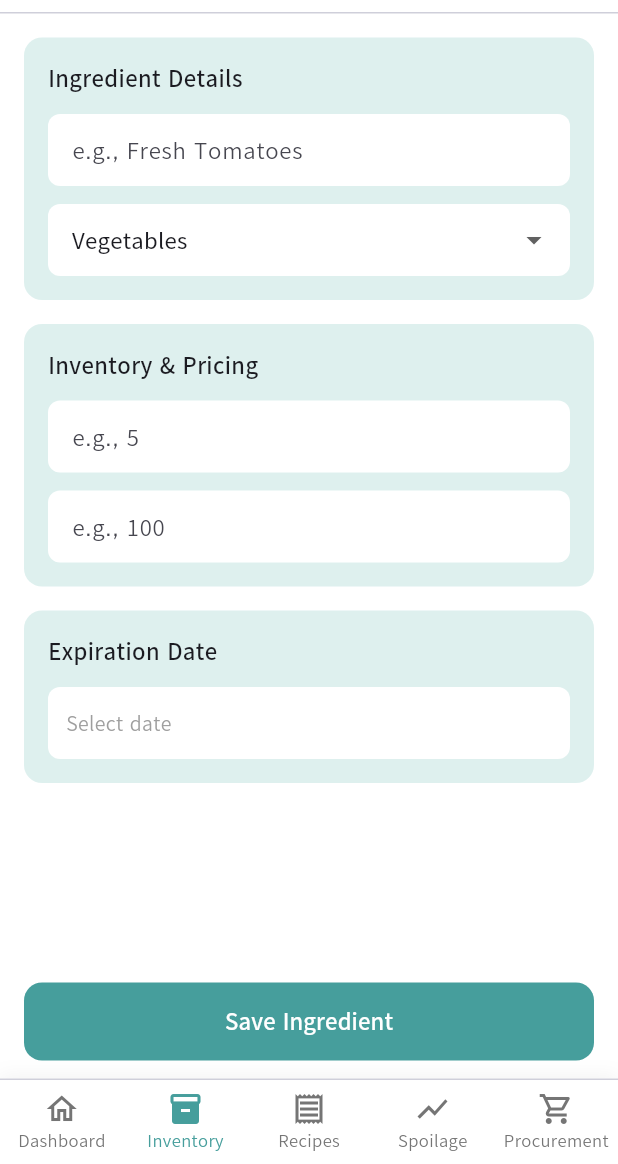
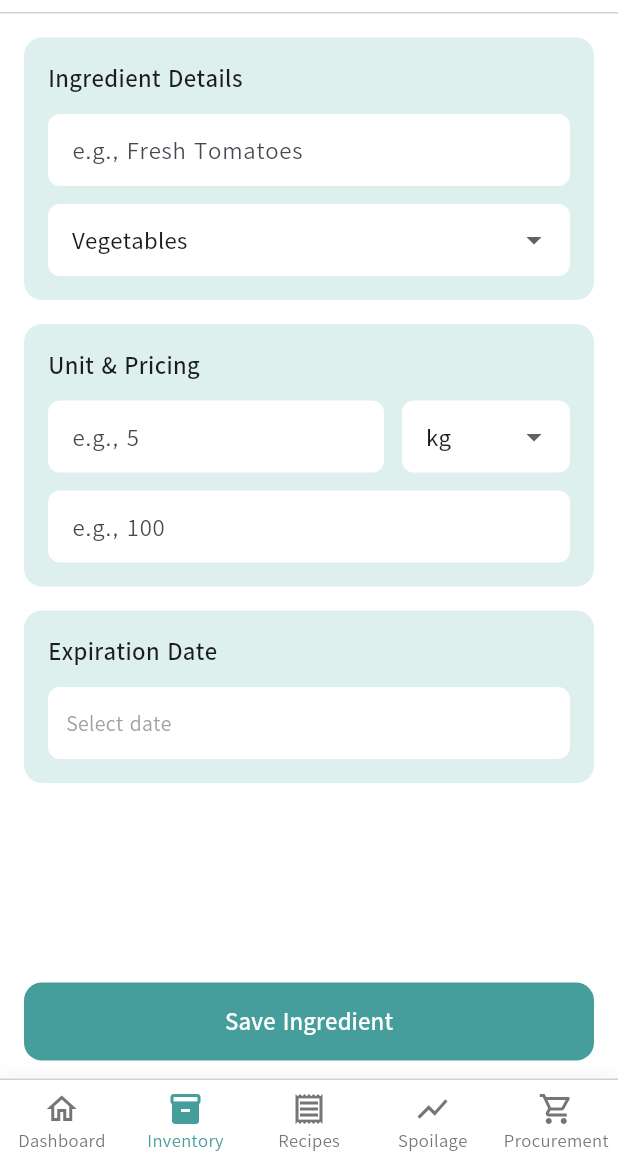
Before and after one commit to cadburyoreo535/App-Dev-Final-Project, a Flutter app: the AddNewItemScreen screen opened directly, on a phone screen of 412 x 824 dp, the part 72-1236 px from its top. Run offline on Flutter 3.47's test engine with Material 3 defaults, Android fonts, the phone set to English and light mode, and no system bars; our stand-ins replace cloud_firestore, firebase_auth, firebase_core, fl_chart; accounts and stored records are empty.

Commit message:
feat: added dropdown menu to the unit in add new ingredient screen for better experience

```diff
--- a/final_project/lib/screens/add_new_item.dart
+++ b/final_project/lib/screens/add_new_item.dart
@@ -17,6 +17,7 @@ class _AddNewItemScreenState extends State<AddNewItemScreen> {
   final TextEditingController _priceController = TextEditingController();
   DateTime? _expirationDate;
   String _category = 'Vegetables';
+  String _unit = 'kg'; // Added unit field
   bool _isSaving = false;
 
   final FirebaseFirestore _firestore = FirebaseFirestore.instance;
@@ -64,6 +65,7 @@ class _AddNewItemScreenState extends State<AddNewItemScreen> {
         'name': _nameController.text.trim(),
         'category': _category,
         'quantity': double.parse(_quantityController.text.trim()),
+        'unit': _unit, // Save the selected unit
         'price': double.parse(_priceController.text.trim()),
         'expirationDate': Timestamp.fromDate(_expirationDate!),
         'userId': user.uid,
@@ -238,7 +240,7 @@ class _AddNewItemScreenState extends State<AddNewItemScreen> {
                           crossAxisAlignment: CrossAxisAlignment.start,
                           children: [
                             const Text(
-                              'Inventory & Pricing',
+                              'Unit & Pricing',
                               style: TextStyle(
                                 fontSize: 16,
                                 fontWeight: FontWeight.w600,
@@ -248,7 +250,12 @@ class _AddNewItemScreenState extends State<AddNewItemScreen> {
                             Column(
                               crossAxisAlignment: CrossAxisAlignment.stretch,
                               children: [
-                                TextFormField(
+                                // Quantity field with unit dropdown
+                                Row(
+                                  children: [
+                                    Expanded(
+                                      flex: 2,
+                                      child: TextFormField(
                                         controller: _quantityController,
                                         enabled: !_isSaving,
                                         keyboardType:
@@ -257,15 +264,17 @@ class _AddNewItemScreenState extends State<AddNewItemScreen> {
                                             ),
                                         decoration: InputDecoration(
                                           hintText: 'e.g., 5',
-                                    suffixText: 'kg',
                                           filled: true,
                                           fillColor: Colors.white,
-                                    contentPadding: const EdgeInsets.symmetric(
+                                          contentPadding:
+                                              const EdgeInsets.symmetric(
                                                 horizontal: 12,
                                                 vertical: 12,
                                               ),
                                           border: OutlineInputBorder(
-                                      borderRadius: BorderRadius.circular(8),
+                                            borderRadius: BorderRadius.circular(
+                                              8,
+                                            ),
                                             borderSide: BorderSide.none,
                                           ),
                                         ),
@@ -273,11 +282,62 @@ class _AddNewItemScreenState extends State<AddNewItemScreen> {
                                           if (v == null || v.trim().isEmpty) {
                                             return 'Enter quantity';
                                           }
-                                    if (double.tryParse(v.trim()) == null) {
+                                          if (double.tryParse(v.trim()) ==
+                                              null) {
                                             return 'Enter valid number';
                                           }
                                           return null;
                                         },
+                                      ),
+                                    ),
+                                    const SizedBox(width: 12),
+                                    Expanded(
+                                      flex: 1,
+                                      child: DropdownButtonFormField<String>(
+                                        value: _unit,
+                                        items: const [
+                                          DropdownMenuItem(
+                                            value: 'g',
+                                            child: Text('g'),
+                                          ),
+                                          DropdownMenuItem(
+                                            value: 'kg',
+                                            child: Text('kg'),
+                                          ),
+                                          DropdownMenuItem(
+                                            value: 'pc',
+                                            child: Text('pc'),
+                                          ),
+                                          DropdownMenuItem(
+                                            value: 'L',
+                                            child: Text('L'),
+                                          ),
+                                          DropdownMenuItem(
+                                            value: 'mL',
+                                            child: Text('mL'),
+                                          ),
+                                        ],
+                                        onChanged: _isSaving
+                                            ? null
+                                            : (v) => setState(() => _unit = v!),
+                                        decoration: InputDecoration(
+                                          filled: true,
+                                          fillColor: Colors.white,
+                                          contentPadding:
+                                              const EdgeInsets.symmetric(
+                                                horizontal: 12,
+                                                vertical: 12,
+                                              ),
+                                          border: OutlineInputBorder(
+                                            borderRadius: BorderRadius.circular(
+                                              8,
+                                            ),
+                                            borderSide: BorderSide.none,
+                                          ),
+                                        ),
+                                      ),
+                                    ),
+                                  ],
                                 ),
                                 const SizedBox(height: 12),
                                 TextFormField(
```
Lines whose indentation alone changed are shown as unchanged.
